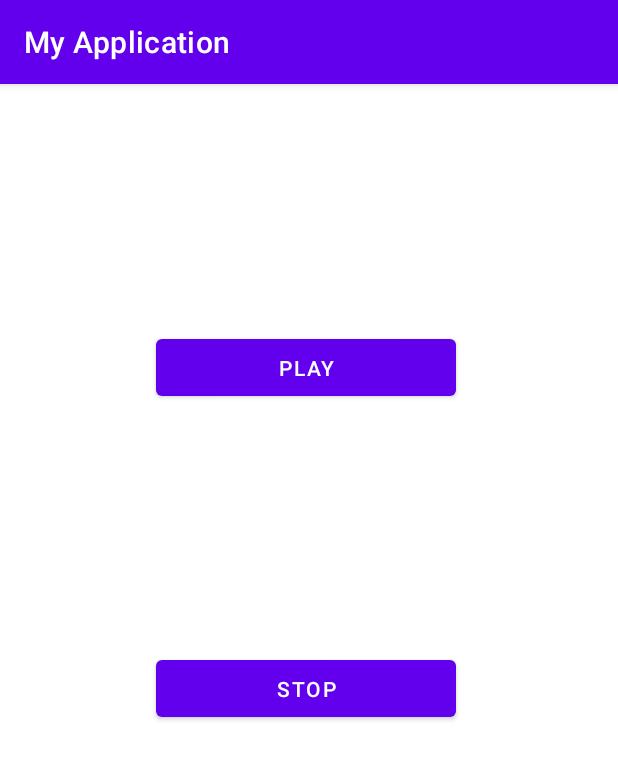
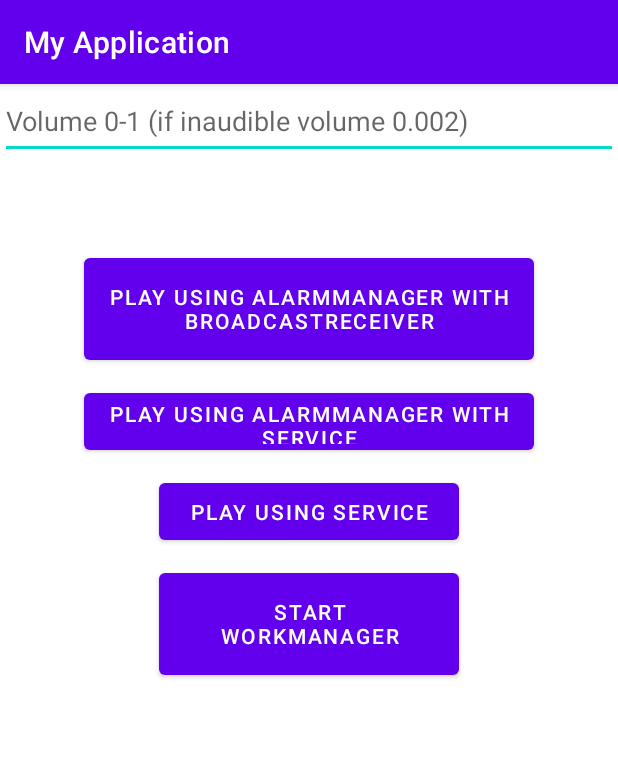
Before and after one commit to ChiSha2019/SurfingInaudibleLongCommand, an Android app: the screen it shows after launch (MainActivity), on a phone screen of 412 x 824 dp. Shown: the top 760 px of the screen. Run offline under Robolectric (Android 15) with nearby library versions, the phone set to English and light mode, and no system bars.

Commit message:
WorkManager finished

```diff
--- a/app/build.gradle
+++ b/app/build.gradle
@@ -38,6 +38,7 @@ dependencies {
     implementation 'androidx.appcompat:appcompat:1.4.1'
     implementation 'com.google.android.material:material:1.5.0'
     implementation 'androidx.constraintlayout:constraintlayout:2.1.3'
+    implementation 'androidx.work:work-runtime-ktx:2.7.1'
     testImplementation 'junit:junit:4.13.2'
     androidTestImplementation 'androidx.test.ext:junit:1.1.3'
     androidTestImplementation 'androidx.test.espresso:espresso-core:3.4.0'
--- a/app/src/main/AndroidManifest.xml
+++ b/app/src/main/AndroidManifest.xml
@@ -1,6 +1,7 @@
 <?xml version="1.0" encoding="utf-8"?>
 <manifest xmlns:android="http://schemas.android.com/apk/res/android"
     xmlns:tools="http://schemas.android.com/tools">
+    <uses-permission android:name="android.permission.WAKE_LOCK"/>
 
     <application
         android:allowBackup="true"
@@ -20,6 +21,9 @@
                 <category android:name="android.intent.category.LAUNCHER" />
             </intent-filter>
         </activity>
+
+        <receiver android:name=".AlarmReceiver"/>
+        <service android:name=".AlarmService"/>
     </application>
 
 </manifest>
--- a/app/src/main/java/com/example/myapplication/MainActivity.kt
+++ b/app/src/main/java/com/example/myapplication/MainActivity.kt
@@ -1,32 +1,97 @@
 package com.example.myapplication
 
+import android.app.AlarmManager
+import android.app.PendingIntent
+import android.content.Context
+import android.content.Intent
 import android.media.MediaPlayer
-import androidx.appcompat.app.AppCompatActivity
 import android.os.Bundle
 import android.widget.Button
+import android.widget.EditText
+import androidx.appcompat.app.AppCompatActivity
+import androidx.work.Constraints
+import androidx.work.OneTimeWorkRequestBuilder
+import androidx.work.WorkManager
+
 
 class MainActivity : AppCompatActivity() {
     private lateinit var mp: MediaPlayer
-    private lateinit var playButton: Button
-    private lateinit var stopButton: Button
+    private lateinit var alarmManagerWithBroadCastReceiver: Button
+    private lateinit var alarmManagerWithService: Button
+    private lateinit var justService: Button
+    private lateinit var workManagerButton: Button
+    private lateinit var volumeEditText: EditText
+    private lateinit var alarmManager: AlarmManager
 
     override fun onCreate(savedInstanceState: Bundle?) {
         super.onCreate(savedInstanceState)
         setContentView(R.layout.activity_main)
-        mp = MediaPlayer.create(this, R.raw.sound)
-        playButton = findViewById(R.id.playButton)
-        playButton.setOnClickListener {
-            mp.start()
-            mp.setVolume(0.1F,0.1F)
+        mp = MediaPlayer.create(this, R.raw.attackcommand)
+        //playSoundAndSetVolume(0.05F)
+
+
+        volumeEditText = findViewById(R.id.volumeEditText)
+        alarmManagerWithBroadCastReceiver = findViewById(R.id.setAlarmManagerWithBroadCastReceiver)
+
+        alarmManagerWithBroadCastReceiver.setOnClickListener {
+            alarmManagerWithBR(this)
         }
 
-        stopButton = findViewById(R.id.stopButton)
-        stopButton.setOnClickListener {
-            mp.stop()
+        alarmManagerWithService = findViewById(R.id.alarmManagerWithService)
+        alarmManagerWithService.setOnClickListener {
+            alarmManagerWithService(this)
+        }
+
+        justService = findViewById(R.id.justService)
+        justService.setOnClickListener {
+            justService(this)
+        }
+
+        workManagerButton = findViewById(R.id.workManager)
+        workManagerButton.setOnClickListener {
+            startWorkManager(this)
         }
     }
 
-    override fun onResume() {
-        super.onResume()
+    private fun startWorkManager(context: Context) {
+        val workManager: WorkManager = WorkManager.getInstance(context)
+
+        val constraints = Constraints.Builder()
+            .setRequiresDeviceIdle(true)
+            .setRequiresCharging(true)
+            .build()
+
+        val workRequest = OneTimeWorkRequestBuilder<AttackWorker>()
+            .setConstraints(constraints)
+            .build()
+
+        workManager.enqueue(workRequest)
+    }
+    private fun alarmManagerWithService(context: Context) {
+        alarmManager = getSystemService(ALARM_SERVICE) as AlarmManager
+        val intent = Intent(context, AlarmService::class.java)
+        val pendingIntent = PendingIntent.getService(context, 0, intent, 0)
+        val triggerTime = System.currentTimeMillis() + 5000
+
+//        val triggerTime = Calendar.getInstance()
+//        triggerTime[Calendar.HOUR_OF_DAY] = 2
+//        triggerTime[Calendar.MINUTE] = 0
+//        triggerTime[Calendar.SECOND] = 0
+
+
+        alarmManager.set(AlarmManager.RTC_WAKEUP, triggerTime, pendingIntent)
+    }
+
+    private fun alarmManagerWithBR(context: Context) {
+        alarmManager = getSystemService(ALARM_SERVICE) as AlarmManager
+        val intent = Intent(context, AlarmReceiver::class.java)
+        val pendingIntent = PendingIntent.getBroadcast(context, 0, intent, 0)
+        val triggerTime = System.currentTimeMillis() + 5000
+        alarmManager.set(AlarmManager.RTC_WAKEUP, triggerTime, pendingIntent)
+    }
+
+    private fun justService(context: Context) {
+        val intent = Intent(context, AlarmService::class.java)
+        startService(intent)
     }
 }
--- a/app/src/main/res/layout/activity_main.xml
+++ b/app/src/main/res/layout/activity_main.xml
@@ -6,24 +6,52 @@
     android:layout_height="match_parent"
     tools:context=".MainActivity">
 
+    <EditText
+        android:id="@+id/volumeEditText"
+        android:layout_width="match_parent"
+        android:layout_height="50dp"
+        android:hint="Volume 0-1 (if inaudible volume 0.002)"
+        app:layout_constraintStart_toStartOf="parent"
+        app:layout_constraintTop_toTopOf="parent"/>
+
     <Button
-        android:id="@+id/playButton"
+        android:id="@+id/setAlarmManagerWithBroadCastReceiver"
+        android:layout_width="300dp"
+        android:layout_height="80dp"
+        android:layout_marginTop="60dp"
+        android:text="Play using AlarmManager With BroadCastReceiver"
+        app:layout_constraintEnd_toEndOf="parent"
+        app:layout_constraintStart_toStartOf="parent"
+        app:layout_constraintTop_toBottomOf="@id/volumeEditText" />
+
+    <Button
+        android:id="@+id/alarmManagerWithService"
+        android:layout_width="300dp"
+        android:layout_height="50dp"
+        android:layout_marginTop="10dp"
+        android:text="Play using AlarmManager With Service"
+        app:layout_constraintStart_toStartOf="parent"
+        app:layout_constraintEnd_toEndOf="parent"
+        app:layout_constraintTop_toBottomOf="@+id/setAlarmManagerWithBroadCastReceiver" />
+
+    <Button
+        android:id="@+id/justService"
         android:layout_width="200dp"
         android:layout_height="50dp"
-        android:layout_marginStart="104dp"
-        android:layout_marginTop="164dp"
-        android:text="Play"
+        android:layout_marginTop="10dp"
+        android:text="Play using Service"
+        app:layout_constraintEnd_toEndOf="parent"
         app:layout_constraintStart_toStartOf="parent"
-        app:layout_constraintTop_toTopOf="parent" />
+        app:layout_constraintTop_toBottomOf="@+id/alarmManagerWithService" />
 
     <Button
-        android:id="@+id/stopButton"
+        android:id="@+id/workManager"
         android:layout_width="200dp"
-        android:layout_height="50dp"
-        android:layout_marginStart="104dp"
-        android:layout_marginTop="164dp"
-        android:text="Stop"
+        android:layout_height="80dp"
+        android:layout_marginTop="10dp"
+        android:text="Start WorkManager"
+        app:layout_constraintEnd_toEndOf="parent"
         app:layout_constraintStart_toStartOf="parent"
-        app:layout_constraintTop_toBottomOf="@+id/playButton" />
+        app:layout_constraintTop_toBottomOf="@+id/justService" />
 
 </androidx.constraintlayout.widget.ConstraintLayout>
```
Also changed, not shown: app/src/main/java/com/example/myapplication/AlarmReceiver.kt (added, +12 -0 lines), app/src/main/java/com/example/myapplication/AlarmService.kt (added, +31 -0 lines), app/src/main/java/com/example/myapplication/AttackWorker.kt (added, +19 -0 lines), app/src/main/java/com/example/myapplication/Util.kt (added, +10 -0 lines), 1 other file.
